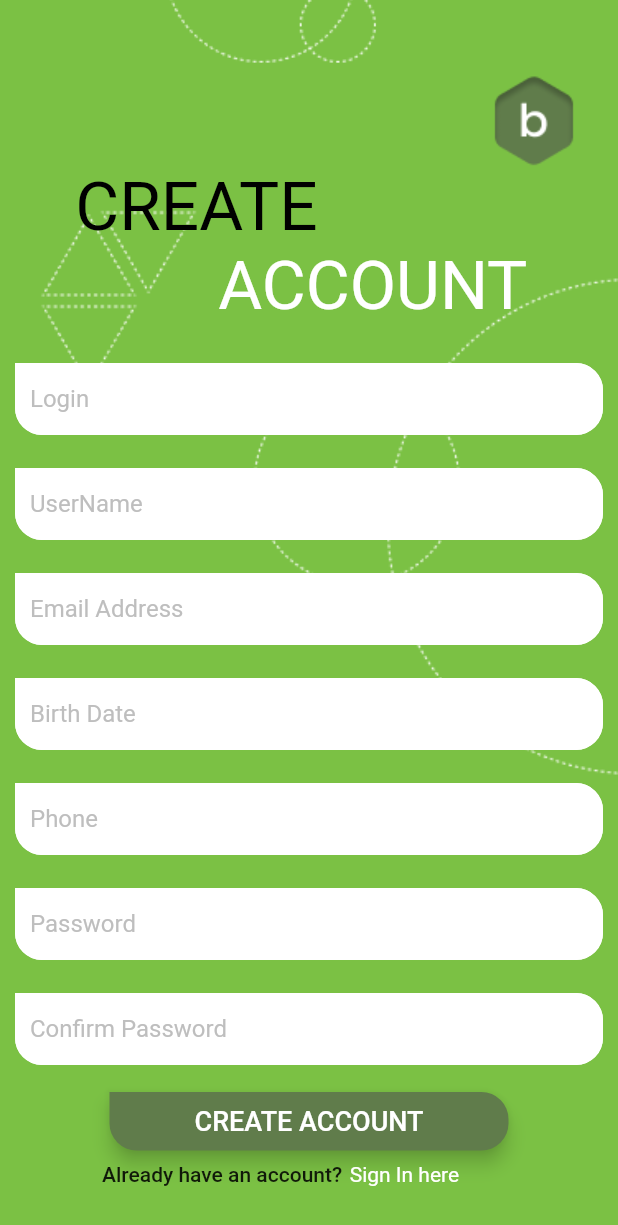
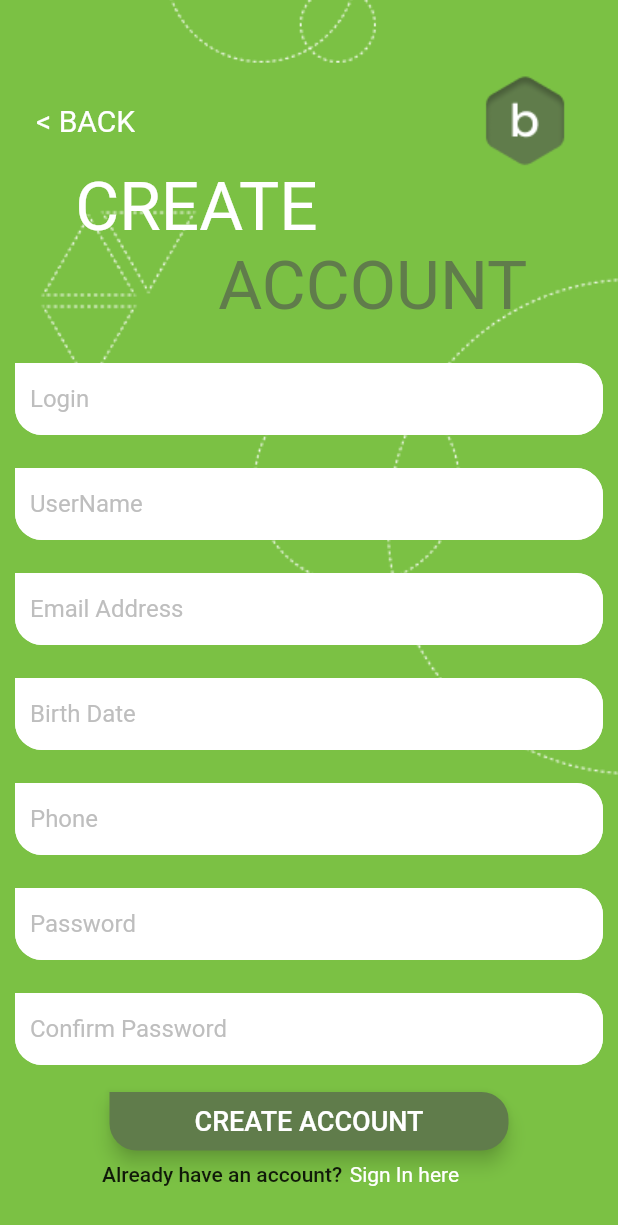
Before and after one commit to LeonardoFCorrea/Bills-Bid, a Flutter app: the LoginPage screen opened directly, after a tap on "Sign Up here", on a phone screen of 412 x 824 dp. Shown: the top 1225 px of the screen. Run offline on Flutter 3.47's test engine with Material 2 defaults, Android fonts, the phone set to English and light mode, and no system bars; our stand-ins replace page_transition; Roboto replaces fonts that are missing (Arial, Poppins).

Commit message:
[Front-end] new changes

```diff
--- a/lib/login.dart
+++ b/lib/login.dart
@@ -1,3 +1,4 @@
+import 'package:bills_bid/home.dart';
 import 'package:bills_bid/register.dart';
 import 'package:bills_bid/resetPassword.dart';
 import 'package:flutter/material.dart';
@@ -28,9 +29,34 @@ class _LoginState extends State<LoginPage> {
             child: Column(
               mainAxisAlignment: MainAxisAlignment.center,
               children: [
-                Padding(
-                    padding: EdgeInsets.only(left: 300, top: 40),
-                    child: Image.asset("images/new-logo.png")),
+                Row(children: [
+                  Padding(
+                      padding: EdgeInsets.only(left: 14, top: 40),
+                      child: InkWell(
+                        child: Padding(
+                          padding: EdgeInsets.only(),
+                          child: Text(
+                            '< BACK',
+                            style: TextStyle(
+                                color: Colors.white,
+                                fontSize: 20,
+                                fontWeight: FontWeight.w400),
+                          ),
+                        ),
+                        onTap: () {
+                          Navigator.push(
+                              context,
+                              PageTransition(
+                                  type: PageTransitionType.rightToLeftWithFade,
+                                  duration: Duration(milliseconds: 550),
+                                  child: Home(),
+                                  childCurrent: LoginPage()));
+                        },
+                      )),
+                  Padding(
+                      padding: EdgeInsets.only(left: 230, top: 40),
+                      child: Image.asset("images/new-logo.png")),
+                ]),
                 Padding(
                     padding: EdgeInsets.only(top: 400, left: 20, right: 20),
                     child: Form(
--- a/lib/register.dart
+++ b/lib/register.dart
@@ -1,5 +1,7 @@
+import 'package:bills_bid/home.dart';
 import 'package:bills_bid/login.dart';
 import 'package:flutter/material.dart';
+import 'package:page_transition/page_transition.dart';
 
 class RegisterPage extends StatefulWidget {
   const RegisterPage({Key? key}) : super(key: key);
@@ -28,9 +30,35 @@ class _RegisterPageState extends State<RegisterPage> {
                 child: Column(
                   mainAxisAlignment: MainAxisAlignment.center,
                   children: <Widget>[
-                    Padding(
-                        padding: EdgeInsets.only(left: 300, top: 40),
-                        child: Image.asset("images/new-logo.png")),
+                    Row(children: [
+                      Padding(
+                          padding: EdgeInsets.only(left: 14, top: 40),
+                          child: InkWell(
+                            child: Padding(
+                              padding: EdgeInsets.only(),
+                              child: Text(
+                                '< BACK',
+                                style: TextStyle(
+                                    color: Colors.white,
+                                    fontSize: 20,
+                                    fontWeight: FontWeight.w400),
+                              ),
+                            ),
+                            onTap: () {
+                              Navigator.push(
+                                  context,
+                                  PageTransition(
+                                      type: PageTransitionType
+                                          .rightToLeftWithFade,
+                                      duration: Duration(milliseconds: 550),
+                                      child: Home(),
+                                      childCurrent: RegisterPage()));
+                            },
+                          )),
+                      Padding(
+                          padding: EdgeInsets.only(left: 230, top: 40),
+                          child: Image.asset("images/new-logo.png")),
+                    ]),
                     Padding(
                       padding:
                           const EdgeInsets.only(left: 0, bottom: 0, right: 150),
@@ -39,7 +67,7 @@ class _RegisterPageState extends State<RegisterPage> {
                           Text(
                             "CREATE",
                             style: TextStyle(
-                              color: Colors.black,
+                              color: Colors.white,
                               fontSize: 45,
                             ),
                           ),
@@ -54,7 +82,7 @@ class _RegisterPageState extends State<RegisterPage> {
                           Text(
                             "ACCOUNT",
                             style: TextStyle(
-                              color: Color.fromARGB(255, 255, 255, 255),
+                              color: Color(0xFF607C4B),
                               fontSize: 45,
                             ),
                           )
--- a/pubspec.yaml
+++ b/pubspec.yaml
@@ -35,8 +35,6 @@ dependencies:
   # The following adds the Cupertino Icons font to your application.
   # Use with the CupertinoIcons class for iOS style icons.
   cupertino_icons: ^1.0.2
-  url_launcher: ^6.1.5
-
 
 
 dev_dependencies:
```
Also changed, not shown: lib/resetPassword.dart (+32 -3 lines), images/arrow-left.png (added).
